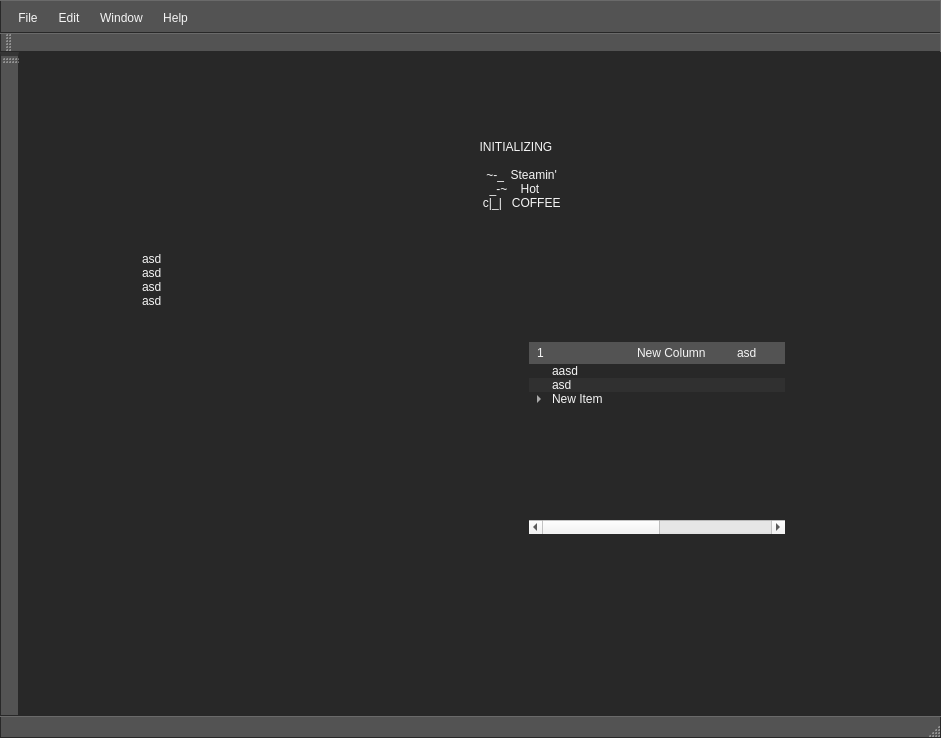
Adelost/Ultimate-Coffee, file Source/GUI/MainWindow.ui: the form before one commit.
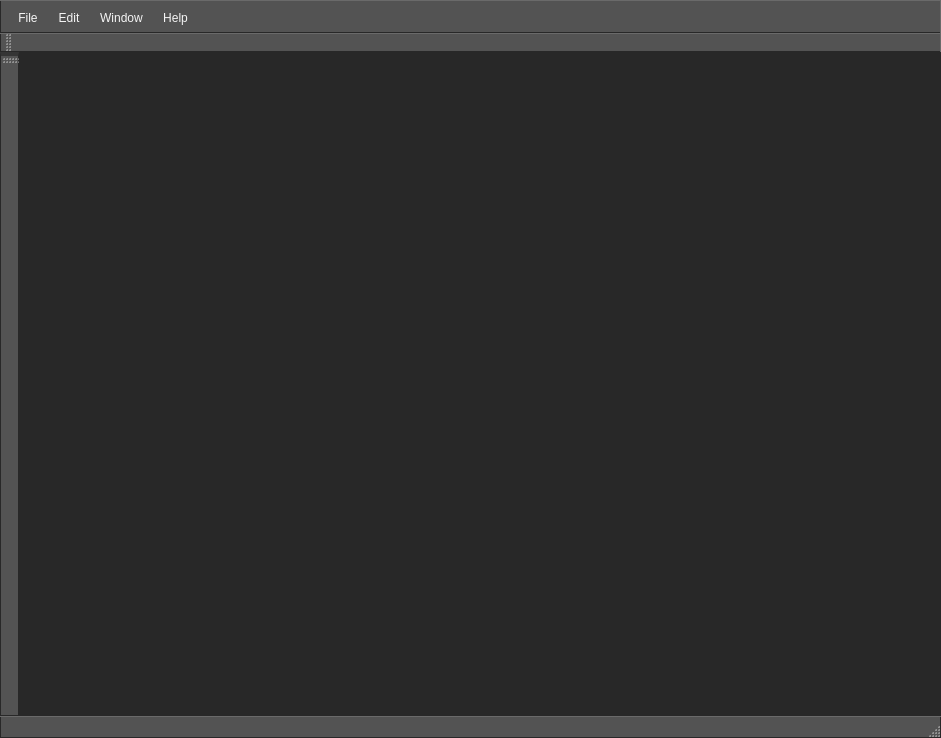
The form after the commit. Icons and pictures are not drawn.

The edit to the form file:
```diff
--- a/Source/GUI/MainWindow.ui
+++ b/Source/GUI/MainWindow.ui
@@ -343,130 +343,7 @@
   <property name="tabShape">
    <enum>QTabWidget::Rounded</enum>
   </property>
-  <widget class="QWidget" name="centralWidget">
-   <widget class="QTreeWidget" name="treeWidget">
-    <property name="geometry">
-     <rect>
-      <x>510</x>
-      <y>290</y>
-      <width>256</width>
-      <height>192</height>
-     </rect>
-    </property>
-    <property name="alternatingRowColors">
-     <bool>true</bool>
-    </property>
-    <column>
-     <property name="text">
-      <string>1</string>
-     </property>
-    </column>
-    <column>
-     <property name="text">
-      <string>New Column</string>
-     </property>
-    </column>
-    <column>
-     <property name="text">
-      <string>asd</string>
-     </property>
-    </column>
-    <column>
-     <property name="text">
-      <string>asd</string>
-     </property>
-    </column>
-    <column>
-     <property name="text">
-      <string>asd</string>
-     </property>
-    </column>
-    <item>
-     <property name="text">
-      <string>aasd</string>
-     </property>
-    </item>
-    <item>
-     <property name="text">
-      <string>asd</string>
-     </property>
-    </item>
-    <item>
-     <property name="text">
-      <string>New Item</string>
-     </property>
-     <item>
-      <property name="text">
-       <string>New Subitem</string>
-      </property>
-      <item>
-       <property name="text">
-        <string>New Subitem</string>
-       </property>
-       <item>
-        <property name="text">
-         <string>New Subitem</string>
-        </property>
-       </item>
-      </item>
-      <item>
-       <property name="text">
-        <string>asd</string>
-       </property>
-      </item>
-     </item>
-    </item>
-   </widget>
-   <widget class="QPlainTextEdit" name="plainTextEdit">
-    <property name="geometry">
-     <rect>
-      <x>450</x>
-      <y>70</y>
-      <width>201</width>
-      <height>171</height>
-     </rect>
-    </property>
-    <property name="plainText">
-     <string>  	
-  INITIALIZING	
-
-    ~-_  Steamin'	
-     _-~    Hot
-   c|_|   COFFEE	
-  </string>
-    </property>
-   </widget>
-   <widget class="QListWidget" name="listWidget">
-    <property name="geometry">
-     <rect>
-      <x>120</x>
-      <y>200</y>
-      <width>256</width>
-      <height>192</height>
-     </rect>
-    </property>
-    <item>
-     <property name="text">
-      <string>asd</string>
-     </property>
-    </item>
-    <item>
-     <property name="text">
-      <string>asd</string>
-     </property>
-    </item>
-    <item>
-     <property name="text">
-      <string>asd</string>
-     </property>
-    </item>
-    <item>
-     <property name="text">
-      <string>asd</string>
-     </property>
-    </item>
-   </widget>
-  </widget>
+  <widget class="QWidget" name="centralWidget"/>
   <widget class="QToolBar" name="contextBar">
    <attribute name="toolBarArea">
     <enum>TopToolBarArea</enum>
```
